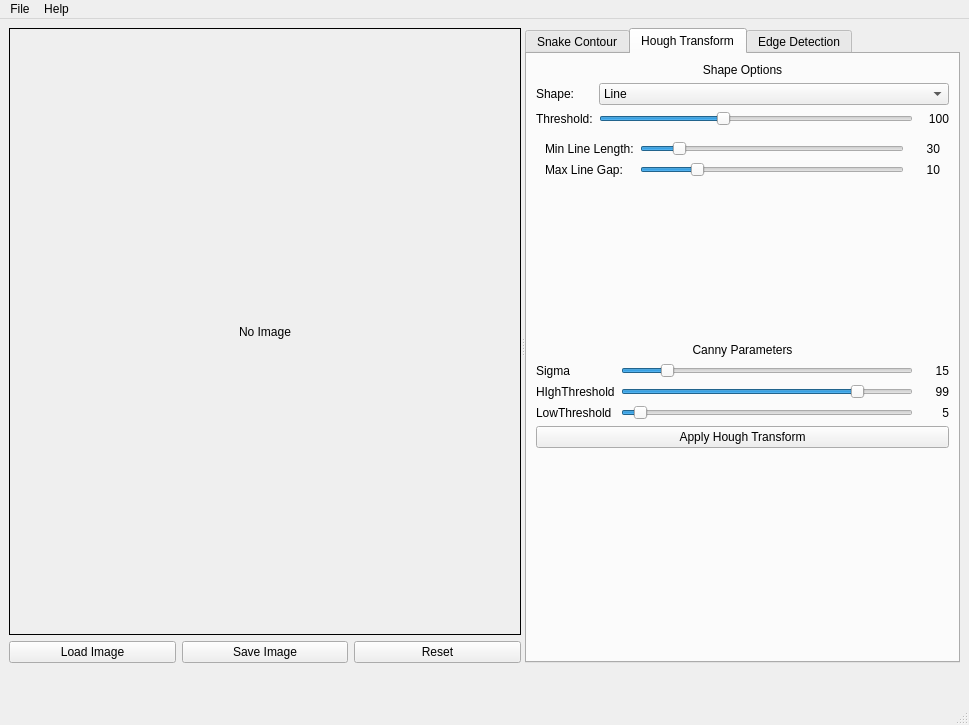
Above: image-processing.ui from Abdelrahman0Sayed/Object-Segmentation before the change. Below: the same form after it.
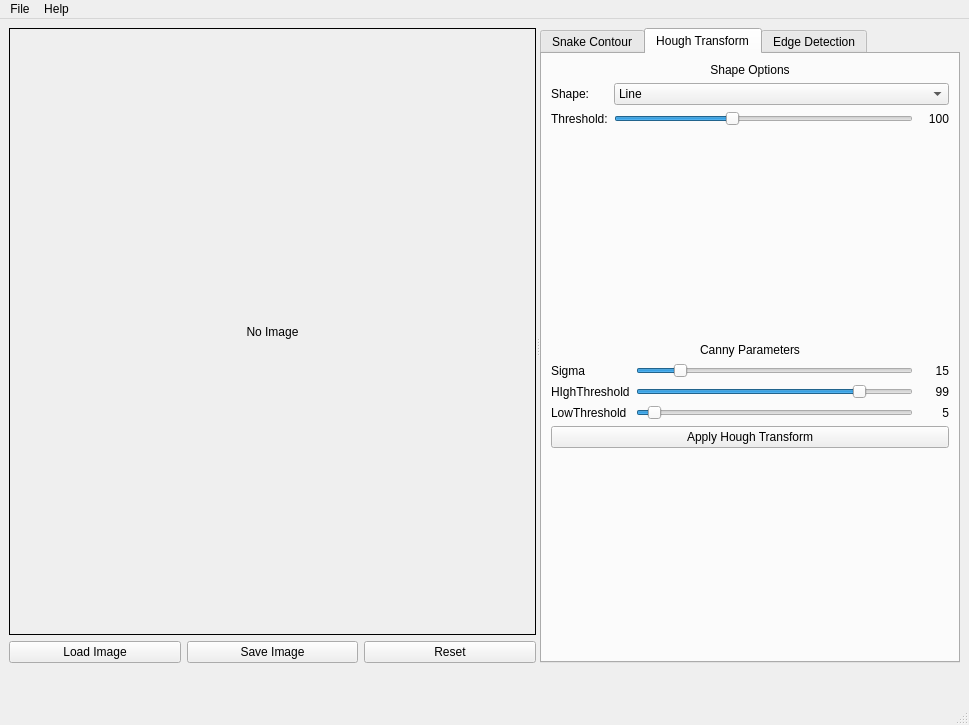
That is the form after the change. The open tabs and pages were chosen to show the change. Icons and pictures are not drawn.

Commit message: Add new images for visualization, optimize setup.py, and enhance UI with line parameter sliders

The edit to the form file:
```diff
--- a/image-processing.ui
+++ b/image-processing.ui
@@ -1428,91 +1428,7 @@
             <number>2</number>
            </property>
            <widget class="QWidget" name="pageLineParams">
-            <layout class="QFormLayout" name="formLayoutLine">
-             <item row="0" column="0">
-              <widget class="QLabel" name="labelMinLineLength">
-               <property name="text">
-                <string>Min Line Length:</string>
-               </property>
-              </widget>
-             </item>
-             <item row="0" column="1">
-              <layout class="QHBoxLayout" name="horizontalLayout_5">
-               <item>
-                <widget class="QSlider" name="sliderMinLineLength">
-                 <property name="minimum">
-                  <number>5</number>
-                 </property>
-                 <property name="maximum">
-                  <number>200</number>
-                 </property>
-                 <property name="value">
-                  <number>30</number>
-                 </property>
-                 <property name="orientation">
-                  <enum>Qt::Horizontal</enum>
-                 </property>
-                </widget>
-               </item>
-               <item>
-                <widget class="QLabel" name="labelMinLineLengthValue">
-                 <property name="minimumSize">
-                  <size>
-                   <width>30</width>
-                   <height>0</height>
-                  </size>
-                 </property>
-                 <property name="text">
-                  <string>30</string>
-                 </property>
-                 <property name="alignment">
-                  <set>Qt::AlignRight|Qt::AlignTrailing|Qt::AlignVCenter</set>
-                 </property>
-                </widget>
-               </item>
-              </layout>
-             </item>
-             <item row="1" column="0">
-              <widget class="QLabel" name="labelMaxLineGap">
-               <property name="text">
-                <string>Max Line Gap:</string>
-               </property>
-              </widget>
-             </item>
-             <item row="1" column="1">
-              <layout class="QHBoxLayout" name="horizontalLayout_6">
-               <item>
-                <widget class="QSlider" name="sliderMaxLineGap">
-                 <property name="maximum">
-                  <number>50</number>
-                 </property>
-                 <property name="value">
-                  <number>10</number>
-                 </property>
-                 <property name="orientation">
-                  <enum>Qt::Horizontal</enum>
-                 </property>
-                </widget>
-               </item>
-               <item>
-                <widget class="QLabel" name="labelMaxLineGapValue">
-                 <property name="minimumSize">
-                  <size>
-                   <width>30</width>
-                   <height>0</height>
-                  </size>
-                 </property>
-                 <property name="text">
-                  <string>10</string>
-                 </property>
-                 <property name="alignment">
-                  <set>Qt::AlignRight|Qt::AlignTrailing|Qt::AlignVCenter</set>
-                 </property>
-                </widget>
-               </item>
-              </layout>
-             </item>
-            </layout>
+            <layout class="QFormLayout" name="formLayoutLine"/>
            </widget>
            <widget class="QWidget" name="pageCircleParams">
             <layout class="QFormLayout" name="formLayoutCircle">
```
Left out of the diff: 32 changed lines with no effect on the pictures. The commit also changes 9 other files.
